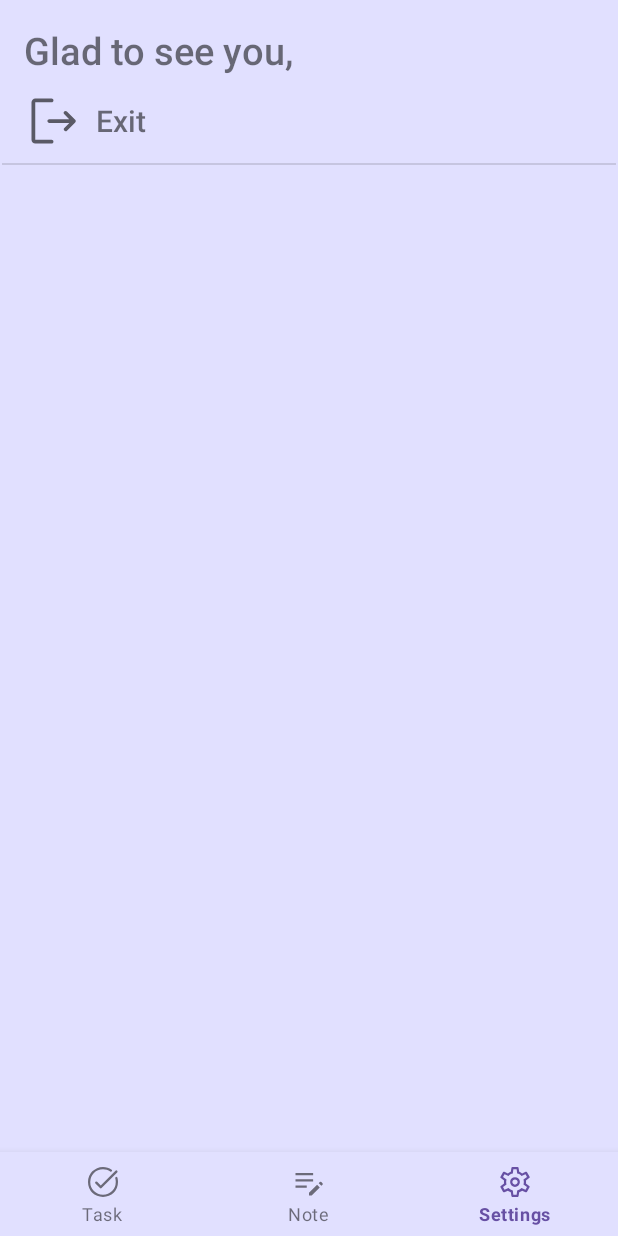
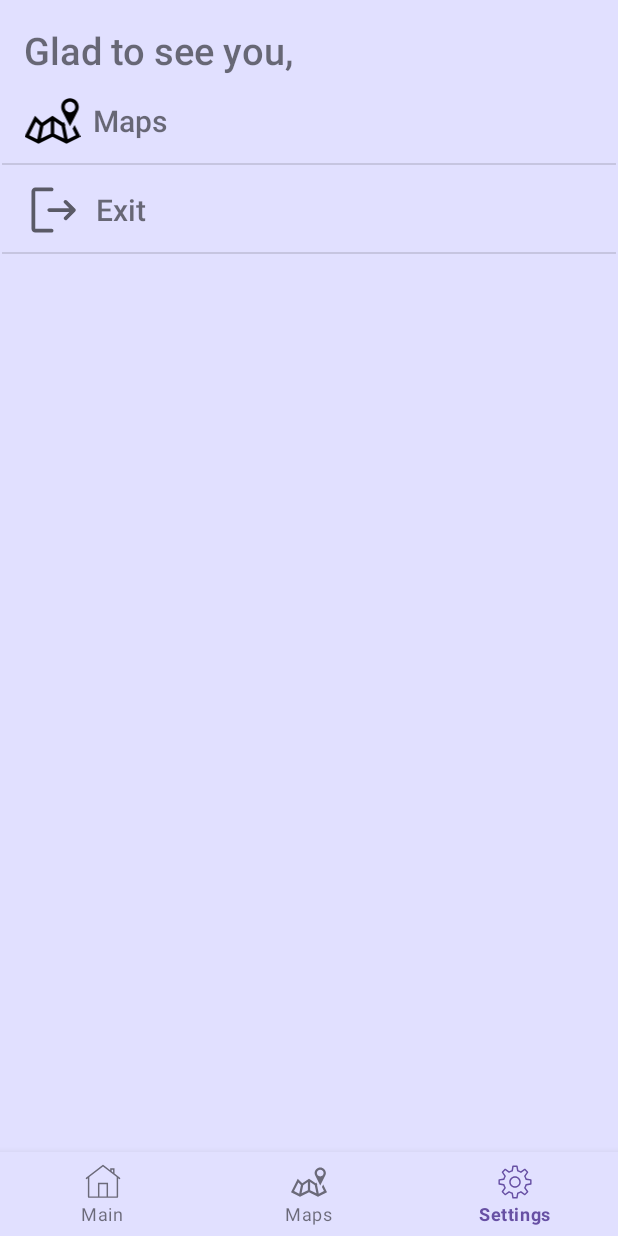
Before and after one commit to stermak/Young-Moscow, an Android app: the SettingsFragment screen opened directly, with no data from a screen before it, on a phone screen of 412 x 824 dp. Run offline under Robolectric (Android 15) with nearby library versions, the phone set to English and light mode, and no system bars; our stand-ins replace Dagger/Hilt's generated code, Firebase (no records; nobody signed in at launch, a user with empty details on screens opened directly), navigation-ui; libraries missing offline, so code that uses them is left out: com.yandex.mapkit; 3 statements that could not run were skipped.

Commit message:
Ver. 1.0.0
Боже,у меня получилось,наконец-то я разобрался и с даггером и с мввм и с яндекс мапкитом,ура

ОНО РАБОТАЕТ,СЛАВА БОГУ

Работа над проектом идёт полным ходом,извиняюсь за отсутсвие коммитов

```diff
--- a/app/build.gradle
+++ b/app/build.gradle
@@ -39,6 +39,8 @@ android {
 }
 
 dependencies {
+    implementation 'com.yandex.android:maps.mobile:4.3.1-full'
+
     //androidx
     implementation 'androidx.core:core-ktx:1.9.0'
     implementation 'androidx.appcompat:appcompat:1.6.1'
--- a/app/src/main/AndroidManifest.xml
+++ b/app/src/main/AndroidManifest.xml
@@ -1,6 +1,11 @@
 <?xml version="1.0" encoding="utf-8"?>
 <manifest xmlns:tools="http://schemas.android.com/tools"
     xmlns:android="http://schemas.android.com/apk/res/android">
+
+    <uses-permission android:name="android.permission.ACCESS_NETWORK_STATE" />
+    <uses-permission android:name="android.permission.ACCESS_COARSE_LOCATION" />
+    <uses-permission android:name="android.permission.ACCESS_FINE_LOCATION" />
+
 
     <application
         android:name=".app.YoungMoscow"
--- a/app/src/main/java/youngdevs/production/youngmoscow/di/AppComponent.kt
+++ b/app/src/main/java/youngdevs/production/youngmoscow/di/AppComponent.kt
@@ -3,6 +3,8 @@ package youngdevs.production.youngmoscow.di
 import dagger.Component
 import youngdevs.production.youngmoscow.presentation.authentication.LoginFragment
 import youngdevs.production.youngmoscow.presentation.authentication.RegistrationFragment
+import youngdevs.production.youngmoscow.presentation.main.MainFragment
+import youngdevs.production.youngmoscow.presentation.maps.MapsFragment
 import youngdevs.production.youngmoscow.presentation.settings.SettingsFragment
 import javax.inject.Singleton
 
@@ -15,4 +17,6 @@ interface AppComponent {
     fun inject(loginFragment: LoginFragment)
     fun inject(registrationFragment: RegistrationFragment)
     fun inject(settingsFragment: SettingsFragment)
+    fun inject(mapsFragment: MapsFragment)
+    fun inject(mainFragment: MainFragment)
 }
--- a/app/src/main/java/youngdevs/production/youngmoscow/presentation/settings/SettingsFragment.kt
+++ b/app/src/main/java/youngdevs/production/youngmoscow/presentation/settings/SettingsFragment.kt
@@ -47,6 +47,9 @@ class SettingsFragment : Fragment() {
             val bottomNavigation = activity?.findViewById<BottomNavigationView>(R.id.nav_view)
             bottomNavigation?.visibility = View.GONE
         }
+        binding.maps.setOnClickListener {
+            findNavController().navigate(R.id.action_navigation_settings_to_mapsFragment)
+        }
     }
 
     private fun setObserver(){
--- a/app/src/main/res/layout/fragment_settings.xml
+++ b/app/src/main/res/layout/fragment_settings.xml
@@ -14,7 +14,7 @@
         app:layout_constraintEnd_toEndOf="parent"
         app:layout_constraintHorizontal_bias="0.0"
         app:layout_constraintStart_toStartOf="parent"
-        app:layout_constraintTop_toBottomOf="@+id/welcome_text">
+        app:layout_constraintTop_toBottomOf="@+id/maps">
 
         <ImageView
             android:id="@+id/imageView3"
@@ -58,6 +58,58 @@
             />
     </androidx.constraintlayout.widget.ConstraintLayout>
 
+    <androidx.constraintlayout.widget.ConstraintLayout
+        android:id="@+id/maps"
+        android:layout_width="match_parent"
+        android:layout_height="wrap_content"
+        android:background="?android:attr/selectableItemBackground"
+        app:layout_constraintEnd_toEndOf="parent"
+        app:layout_constraintHorizontal_bias="0.0"
+        app:layout_constraintStart_toStartOf="parent"
+        app:layout_constraintTop_toBottomOf="@+id/welcome_text">
+
+        <ImageView
+            android:id="@+id/imageView4"
+            android:layout_width="38dp"
+            android:layout_height="37dp"
+            android:layout_marginStart="16dp"
+            android:layout_marginTop="8dp"
+            android:layout_marginBottom="8dp"
+            android:src="@drawable/maps"
+            app:layout_constraintBottom_toBottomOf="parent"
+            app:layout_constraintStart_toStartOf="parent"
+            app:layout_constraintTop_toTopOf="parent"
+            app:layout_constraintVertical_bias="0.5" />
+
+        <TextView
+            android:id="@+id/text_maps"
+            android:layout_width="wrap_content"
+            android:layout_height="wrap_content"
+            android:layout_marginTop="16dp"
+            android:layout_marginBottom="16dp"
+            android:layout_marginStart="8dp"
+            android:fontFamily="sans-serif-medium"
+            android:gravity="center_vertical"
+            android:text="@string/maps"
+            android:textSize="20sp"
+            app:layout_constraintBottom_toBottomOf="parent"
+            app:layout_constraintEnd_toEndOf="parent"
+            app:layout_constraintHorizontal_bias="0.0"
+            app:layout_constraintStart_toEndOf="@+id/imageView4"
+            app:layout_constraintTop_toTopOf="parent"
+            app:layout_constraintVertical_bias="0.5" />
+
+        <View
+            android:id="@+id/divider7"
+            android:layout_width="409dp"
+            android:layout_height="1dp"
+            android:background="?android:attr/listDivider"
+            app:layout_constraintBottom_toBottomOf="parent"
+            app:layout_constraintEnd_toEndOf="parent"
+            app:layout_constraintStart_toStartOf="parent"
+            />
+    </androidx.constraintlayout.widget.ConstraintLayout>
+
     <TextView
         android:id="@+id/welcome_text"
         android:layout_width="wrap_content"
--- a/app/src/main/res/menu/bottom_nav_menu.xml
+++ b/app/src/main/res/menu/bottom_nav_menu.xml
@@ -1,18 +1,18 @@
 <?xml version="1.0" encoding="utf-8"?>
 <menu xmlns:android="http://schemas.android.com/apk/res/android">
     <item
-        android:id="@+id/navigation_task"
-        android:icon="@drawable/ic_task"
-        android:title="@string/title_task" />
+        android:id="@+id/mainFragment"
+        android:icon="@drawable/main"
+        android:title="@string/title_main" />
 
     <item
-        android:id="@+id/navigation_note"
-        android:icon="@drawable/ic_note"
-        android:title="@string/title_note" />
+        android:id="@+id/mapsFragment"
+        android:icon="@drawable/maps"
+        android:title="@string/maps" />
 
     <item
-        android:id="@+id/navigation_settings"
-        android:icon="@drawable/ic_settings"
+        android:id="@+id/settingsFragment"
+        android:icon="@drawable/settings"
         android:title="@string/title_settings" />
 
 </menu>
--- a/app/src/main/res/navigation/mobile_navigation.xml
+++ b/app/src/main/res/navigation/mobile_navigation.xml
@@ -15,7 +15,7 @@
             app:destination="@id/registrationFragment" />
         <action
             android:id="@+id/action_loginFragment_to_navigation_settings"
-            app:destination="@id/navigation_settings" />
+            app:destination="@id/settingsFragment" />
     </fragment>
     <fragment
         android:id="@+id/registrationFragment"
@@ -23,16 +23,34 @@
         android:label="RegistrationFragment" >
         <action
             android:id="@+id/action_registrationFragment_to_navigation_settings"
-            app:destination="@id/navigation_settings" />
+            app:destination="@id/settingsFragment" />
     </fragment>
 
     <fragment
-        android:id="@+id/navigation_settings"
+        android:id="@+id/settingsFragment"
         android:name="youngdevs.production.youngmoscow.presentation.settings.SettingsFragment"
         android:label="fragment_settings"
-        tools:layout="@layout/fragment_settings" />
+        tools:layout="@layout/fragment_settings">
+        <action
+            android:id="@+id/action_navigation_settings_to_mapsFragment"
+            app:destination="@id/mapsFragment" />
+    </fragment>
+
+    <fragment
+        android:id="@+id/mapsFragment"
+        android:name="youngdevs.production.youngmoscow.presentation.maps.MapsFragment"
+        android:label="MapsFragment"
+        tools:layout="@layout/fragment_maps"/>
+
+    <fragment
+        android:id="@+id/mainFragment"
+        android:name="youngdevs.production.youngmoscow.presentation.main.MainFragment"
+        android:label="fragment_main"
+        tools:layout="@layout/fragment_main" />
+
     <activity
         android:id="@+id/mainActivity"
         android:name="youngdevs.production.youngmoscow.MainActivity"
         android:label="MainActivity" />
+
 </navigation>
--- a/app/src/main/res/values/strings.xml
+++ b/app/src/main/res/values/strings.xml
@@ -59,4 +59,5 @@
     <string name="title_settings">Settings</string>
     <!-- TODO: Remove or change this placeholder text -->
     <string name="hello_blank_fragment">Hello blank fragment</string>
+    <string name="maps">Maps</string>
 </resources>
```
Also changed, not shown: app/src/main/java/youngdevs/production/youngmoscow/MainActivity.kt (+4 -5 lines), app/src/main/java/youngdevs/production/youngmoscow/presentation/main/MainFragment.kt (added, +7 -0 lines), app/src/main/java/youngdevs/production/youngmoscow/presentation/main/MainViewModel.kt (added, +7 -0 lines), app/src/main/java/youngdevs/production/youngmoscow/presentation/main/MainViewModelFactory.kt (added, +14 -0 lines), app/src/main/java/youngdevs/production/youngmoscow/presentation/maps/MapsFragment.kt (added, +68 -0 lines), app/src/main/java/youngdevs/production/youngmoscow/presentation/maps/MapsViewModel.kt (added, +7 -0 lines), app/src/main/java/youngdevs/production/youngmoscow/presentation/maps/MapsViewModelFactory.kt (added, +17 -0 lines), app/src/main/res/layout/fragment_main.xml (added, +11 -0 lines), app/src/main/res/layout/fragment_maps.xml (added, +16 -0 lines).
